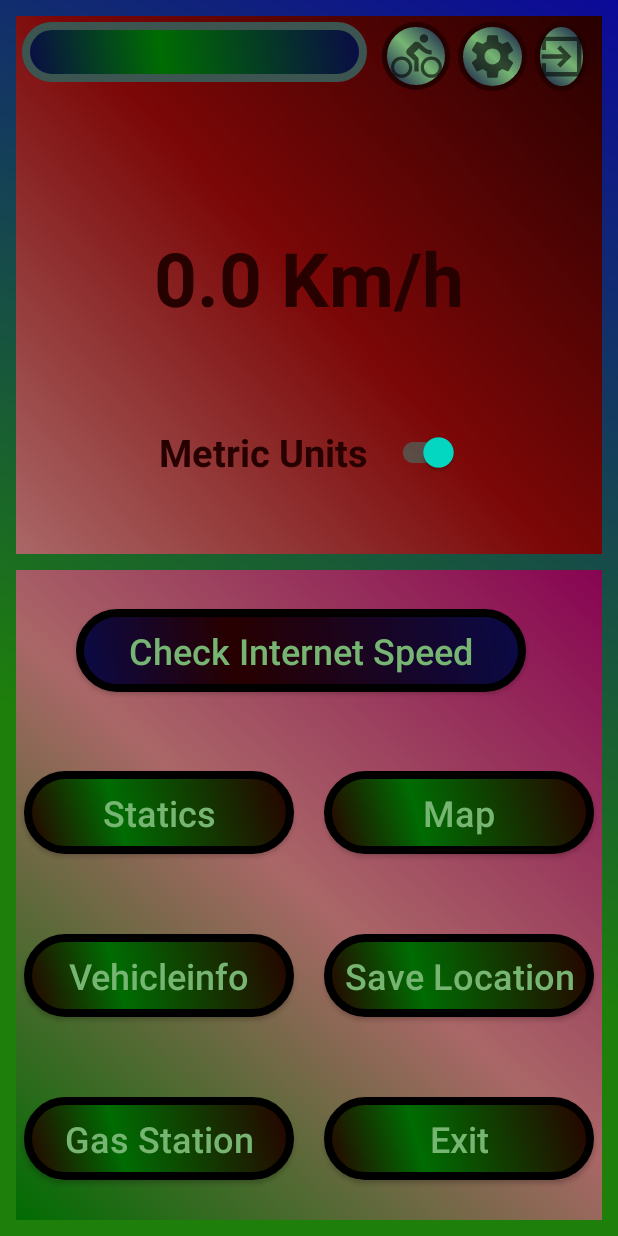
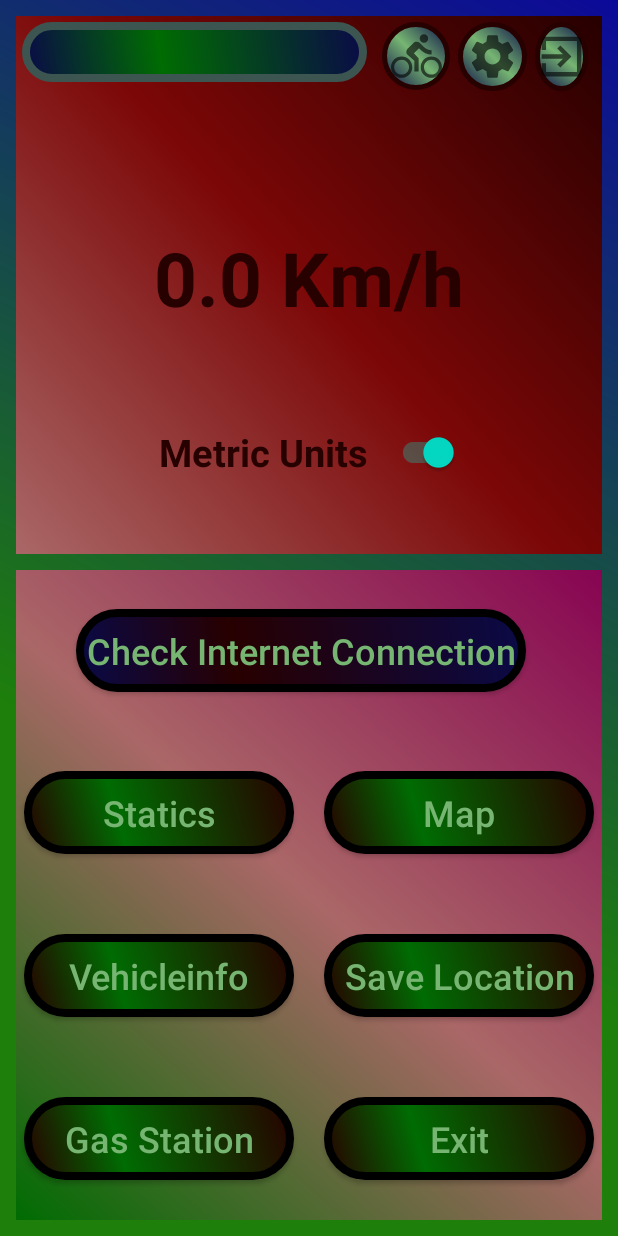
Before and after one commit to AbdullahAlMohaimen/TrackingRoadZ, an Android app: the Login screen opened directly, with no data from a screen before it, on a phone screen of 412 x 824 dp. Run offline under Robolectric (Android 15) with nearby library versions, the phone set to English and light mode, and no system bars; our stand-ins replace Firebase (no records; nobody signed in at launch, a user with empty details on screens opened directly).

Commit message:
next change

```diff
--- a/app/src/main/AndroidManifest.xml
+++ b/app/src/main/AndroidManifest.xml
@@ -2,6 +2,9 @@
 <manifest xmlns:android="http://schemas.android.com/apk/res/android"
     package="com.example.trackingroad">
 
+    <uses-permission android:name="android.permission.INTERNET" />
+    <uses-permission android:name="android.permission.ACCESS_NETWORK_STATE" />
+    <uses-permission android:name="android.permission.ACCESS_WIFI_STATE" />
     <uses-permission android:name="android.permission.ACCESS_FINE_LOCATION" />
 
     <uses-feature android:name="android.hardware.location.gps" />
--- a/app/src/main/java/com/example/trackingroad/Login.java
+++ b/app/src/main/java/com/example/trackingroad/Login.java
@@ -3,9 +3,12 @@ package com.example.trackingroad;
 import androidx.annotation.NonNull;
 import androidx.appcompat.app.AppCompatActivity;
 
+import android.content.Context;
 import android.content.Intent;
 import android.database.Cursor;
 import android.database.sqlite.SQLiteDatabase;
+import android.net.ConnectivityManager;
+import android.net.NetworkInfo;
 import android.os.Bundle;
 import android.view.MenuItem;
 import android.view.View;
@@ -19,7 +22,7 @@ import com.google.firebase.auth.FirebaseAuth;
 public class Login extends AppCompatActivity {
 
     TextView setProfileNameText;
-    Button staticButton,mapButton,vehicleButton,locationButton,gasStationButton,exitButton,internetSpeed;
+    Button staticButton,mapButton,vehicleButton,locationButton,gasStationButton,exitButton,internetConnection;
     ImageButton profileSetting,logout,vehicleInformation;
 
     FirebaseAuth mAuth;
@@ -30,19 +33,20 @@ public class Login extends AppCompatActivity {
         getSupportActionBar().hide();
         super.onCreate(savedInstanceState);
         setContentView(R.layout.activity_login);
+        this.setTitle("Home");
 
         getSupportActionBar().setDisplayHomeAsUpEnabled(true);
         getSupportActionBar().setDisplayShowTitleEnabled(true);
 
         setProfileNameText=(TextView)findViewById(R.id.profileEmailTextId);
 
-        internetSpeed=(Button)findViewById(R.id.internetId);
         staticButton=(Button)findViewById(R.id.staticId);
         mapButton=(Button)findViewById(R.id.mapId);
         vehicleButton=(Button)findViewById(R.id.vehicleId);
         locationButton=(Button)findViewById(R.id.locationId);
         gasStationButton=(Button)findViewById(R.id.gasStationId);
         exitButton=(Button)findViewById(R.id.exitId);
+        internetConnection=(Button)findViewById(R.id.checkInternetId);
 
         mAuth=FirebaseAuth.getInstance();
 
@@ -155,13 +159,14 @@ public class Login extends AppCompatActivity {
 
 
 
-
-        internetSpeed.setOnClickListener(new View.OnClickListener() {
+        internetConnection.setOnClickListener(new View.OnClickListener() {
             @Override
             public void onClick(View view) {
 
+                checkConnection();
             }
         });
+
     }
 
     @Override
@@ -173,4 +178,26 @@ public class Login extends AppCompatActivity {
         return super.onOptionsItemSelected(item);
     }
 
+
+    public void checkConnection()
+    {
+        ConnectivityManager manager=(ConnectivityManager)getApplicationContext().getSystemService(Context.CONNECTIVITY_SERVICE);
+        NetworkInfo activeNetwork=manager.getActiveNetworkInfo();
+
+        if(null!=activeNetwork)
+        {
+            if(activeNetwork.getType()==ConnectivityManager.TYPE_WIFI)
+            {
+                Toast.makeText(getApplicationContext(),"Wifi Enable",Toast.LENGTH_SHORT).show();
+            }
+            else if(activeNetwork.getType()==ConnectivityManager.TYPE_MOBILE)
+            {
+                Toast.makeText(getApplicationContext(),"Network Enable",Toast.LENGTH_SHORT).show();
+            }
+        }
+        else
+        {
+            Toast.makeText(getApplicationContext(),"No Internet Connection",Toast.LENGTH_SHORT).show();
+        }
+    }
 }
--- a/app/src/main/res/layout/activity_login.xml
+++ b/app/src/main/res/layout/activity_login.xml
@@ -129,11 +129,10 @@
             android:layout_width="match_parent"
             android:layout_height="wrap_content"
             android:gravity="center"
-            android:layout_weight="1"
-            android:orientation="horizontal">
+            android:layout_weight="1">
 
             <Button
-                android:id="@+id/internetId"
+                android:id="@+id/checkInternetId"
                 android:layout_width="wrap_content"
                 android:layout_height="wrap_content"
                 android:layout_marginRight="10dp"
@@ -141,7 +140,7 @@
                 android:textSize="24dp"
                 android:textColor="@color/d"
                 android:background="@drawable/internet"
-                android:text="Check Internet Speed" />
+                android:text="Check Internet Connection" />
 
         </LinearLayout>
         <LinearLayout
--- a/app/src/main/res/values/strings.xml
+++ b/app/src/main/res/values/strings.xml
@@ -1,3 +1,8 @@
 <resources>
     <string name="app_name">TrackingRoad</string>
+    <string name="navigation_drawer_open">Open</string>
+    <string name="navigation_drawer_close">Close</string>
+    <string name="Internet_Speed_Meter">I_Speed_Meter</string>
+    <string name="banner_home_folder">ca_app_pub_3215692282672835/4913863608</string>
+    <string name="interstitial_full_screen">ca_app_pub_3215692282672835/8469965231</string>
 </resources>
```
